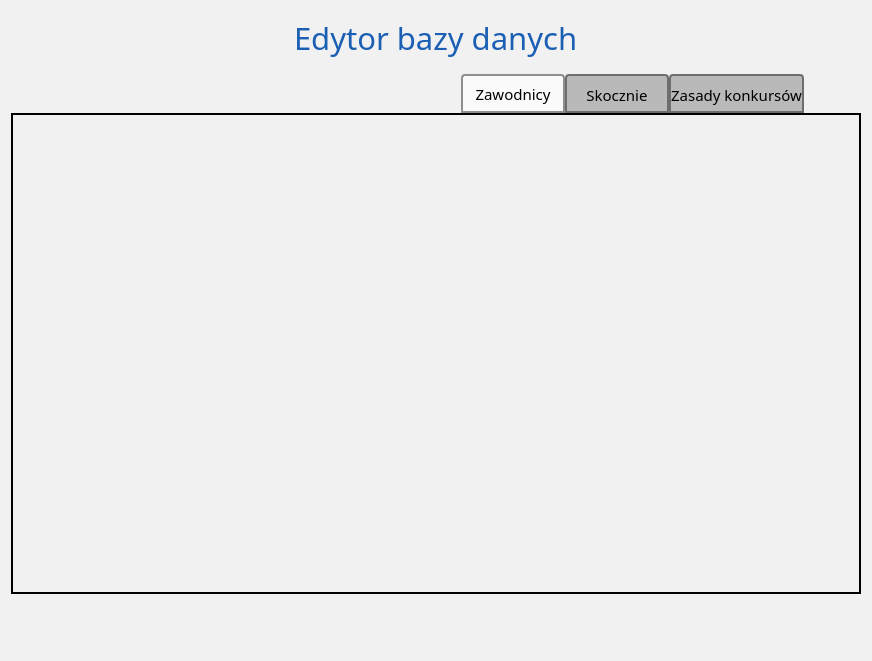
This is source/UI/DatabaseEditor/DatabaseEditorWindow.ui in SiekamCebule/sj-sim as Qt 5 draws it before an edit. The edited form follows.
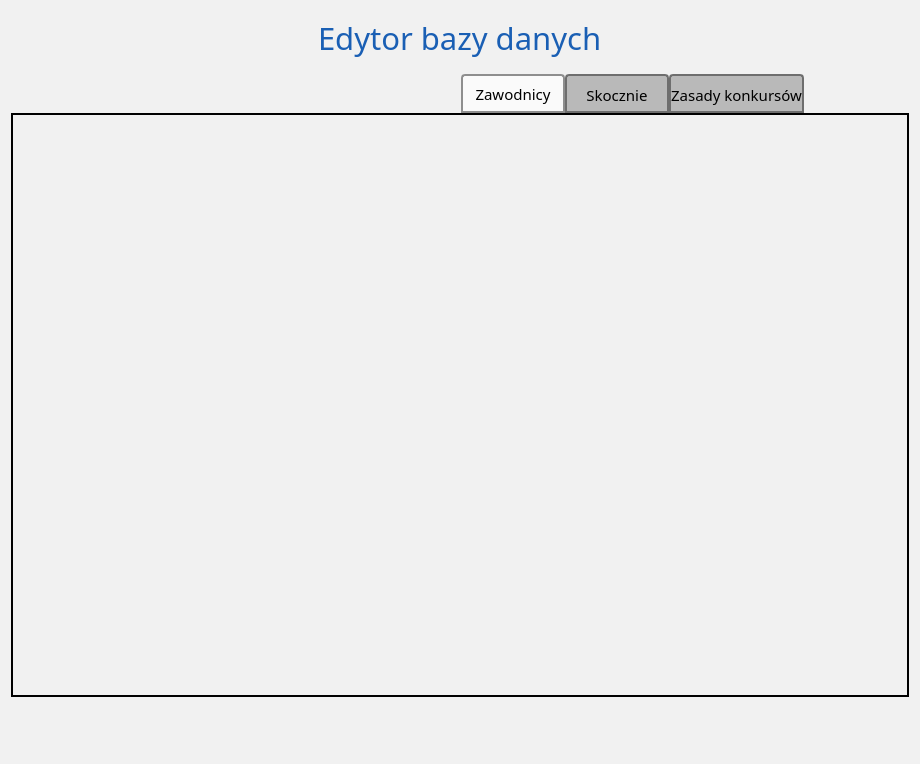
This is the edited form. Icons and pictures are not drawn.

Diff of the .ui file:
```diff
--- a/source/UI/DatabaseEditor/DatabaseEditorWindow.ui
+++ b/source/UI/DatabaseEditor/DatabaseEditorWindow.ui
@@ -6,8 +6,8 @@
    <rect>
     <x>0</x>
     <y>0</y>
-    <width>872</width>
-    <height>661</height>
+    <width>920</width>
+    <height>764</height>
    </rect>
   </property>
   <property name="sizePolicy">
@@ -189,8 +189,8 @@
            <rect>
             <x>0</x>
             <y>0</y>
-            <width>774</width>
-            <height>450</height>
+            <width>822</width>
+            <height>553</height>
            </rect>
           </property>
           <property name="minimumSize">
```
Left out of the diff: 4 changed lines with no effect on the pictures.
